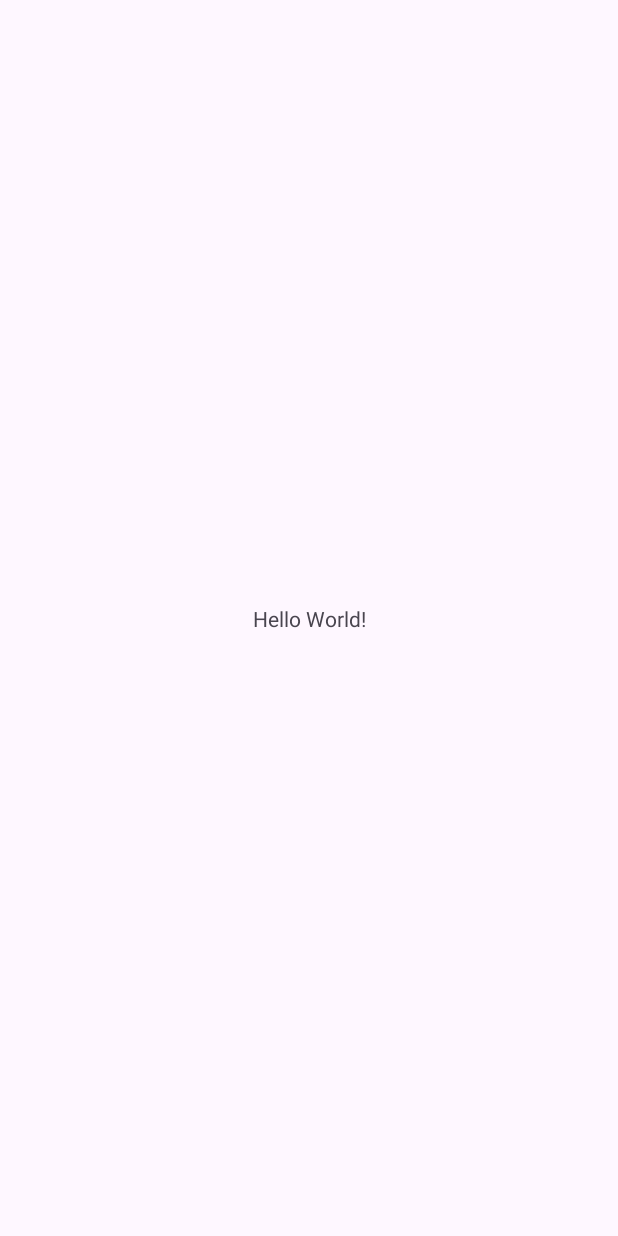
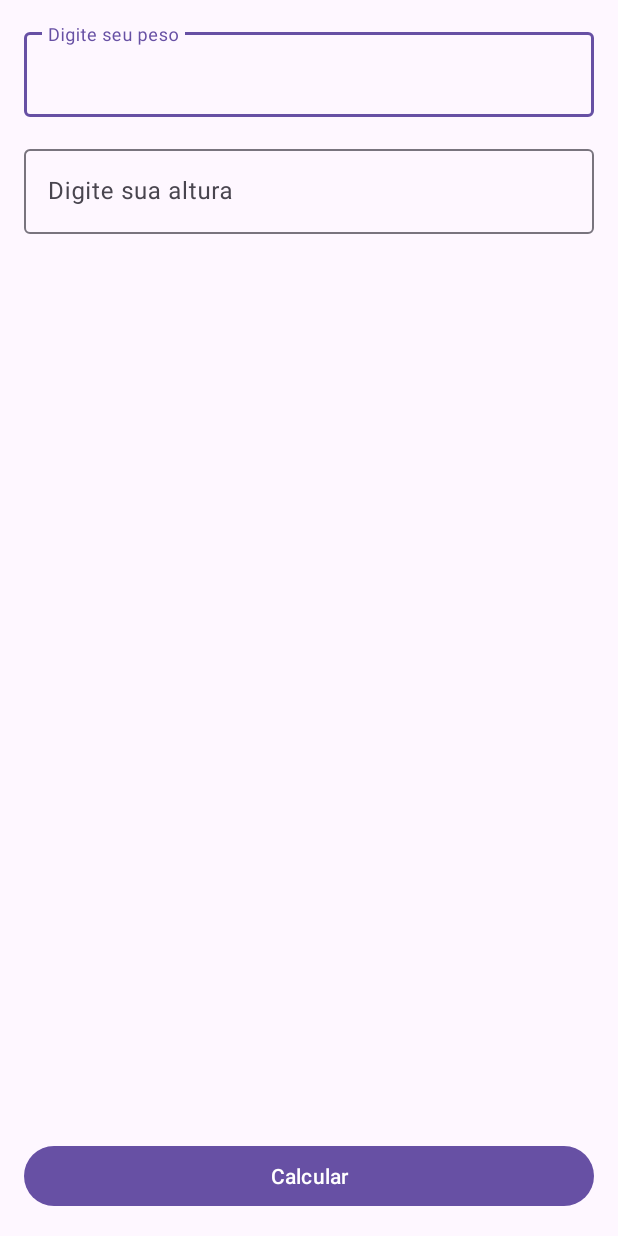
Before and after one commit to eppiovesan/fuelCalculator, an Android app: the screen it shows after launch (MainActivity), on a phone screen of 412 x 824 dp. Before the commit the screen is almost empty. Run offline under Robolectric (Android 15) with nearby library versions, the light colour scheme and no system bars.

Commit message:
- criação de layout - vinculo entre componentes visuais e código

```diff
--- a/app/src/main/java/com/comunidadedevspace/imc/MainActivity.kt
+++ b/app/src/main/java/com/comunidadedevspace/imc/MainActivity.kt
@@ -2,10 +2,34 @@ package com.comunidadedevspace.imc
 
 import androidx.appcompat.app.AppCompatActivity
 import android.os.Bundle
+import android.widget.Button
+import com.google.android.material.textfield.TextInputEditText
 
 class MainActivity : AppCompatActivity() {
     override fun onCreate(savedInstanceState: Bundle?) {
         super.onCreate(savedInstanceState)
         setContentView(R.layout.activity_main)
+
+
+    // Recuperando os componentes em tela
+
+            // EditText - criar variável e associar ao componente visual
+    var edtPeso = findViewById<TextInputEditText>(R.id.edt_peso)
+    var edtAltura = findViewById<TextInputEditText>(R.id.edt_altura)
+
+            // Button - criar variável e associar ao componente visual
+    val btCalcular = findViewById<Button>(R.id.bt_calcular)
+
+    // ação do botão
+    btCalcular.setOnClickListener {
+        //recuperar o texto digitado
+        var peso = edtPeso.text
+        var altura = edtAltura.text
+
+        //validar se todos os campos foram preenchidos
+
+    }
+
+
     }
 }
--- a/app/src/main/res/layout/activity_main.xml
+++ b/app/src/main/res/layout/activity_main.xml
@@ -6,13 +6,47 @@
     android:layout_height="match_parent"
     tools:context=".MainActivity">
 
-    <TextView
-        android:layout_width="wrap_content"
+
+    <Button
+        android:id="@+id/bt_calcular"
+        android:layout_width="match_parent"
         android:layout_height="wrap_content"
-        android:text="Hello World!"
+        android:layout_margin="16dp"
+        android:text="Calcular"
         app:layout_constraintBottom_toBottomOf="parent"
-        app:layout_constraintEnd_toEndOf="parent"
-        app:layout_constraintStart_toStartOf="parent"
-        app:layout_constraintTop_toTopOf="parent" />
+        app:layout_constraintEnd_toEndOf="parent" />
+
+    <com.google.android.material.textfield.TextInputLayout
+        android:id="@+id/textInputLayout3"
+        android:layout_width="match_parent"
+        android:layout_height="wrap_content"
+        android:layout_margin="16dp"
+        app:layout_constraintTop_toTopOf="parent"
+        tools:ignore="MissingConstraints"
+        tools:layout_editor_absoluteX="1dp">
+
+        <com.google.android.material.textfield.TextInputEditText
+            android:id="@+id/edt_peso"
+            android:layout_width="match_parent"
+            android:layout_height="wrap_content"
+            android:hint="Digite seu peso"
+            android:inputType="numberDecimal" />
+    </com.google.android.material.textfield.TextInputLayout>
+
+    <com.google.android.material.textfield.TextInputLayout
+        android:layout_width="match_parent"
+        android:layout_height="wrap_content"
+        android:layout_margin="16dp"
+        app:layout_constraintTop_toBottomOf="@+id/textInputLayout3"
+        tools:layout_editor_absoluteX="1dp"
+        tools:ignore="MissingConstraints">
+
+        <com.google.android.material.textfield.TextInputEditText
+            android:id="@+id/edt_altura"
+            android:layout_width="match_parent"
+            android:layout_height="wrap_content"
+            android:inputType="numberDecimal"
+            android:hint="Digite sua altura" />
+    </com.google.android.material.textfield.TextInputLayout>
 
 </androidx.constraintlayout.widget.ConstraintLayout>
```
